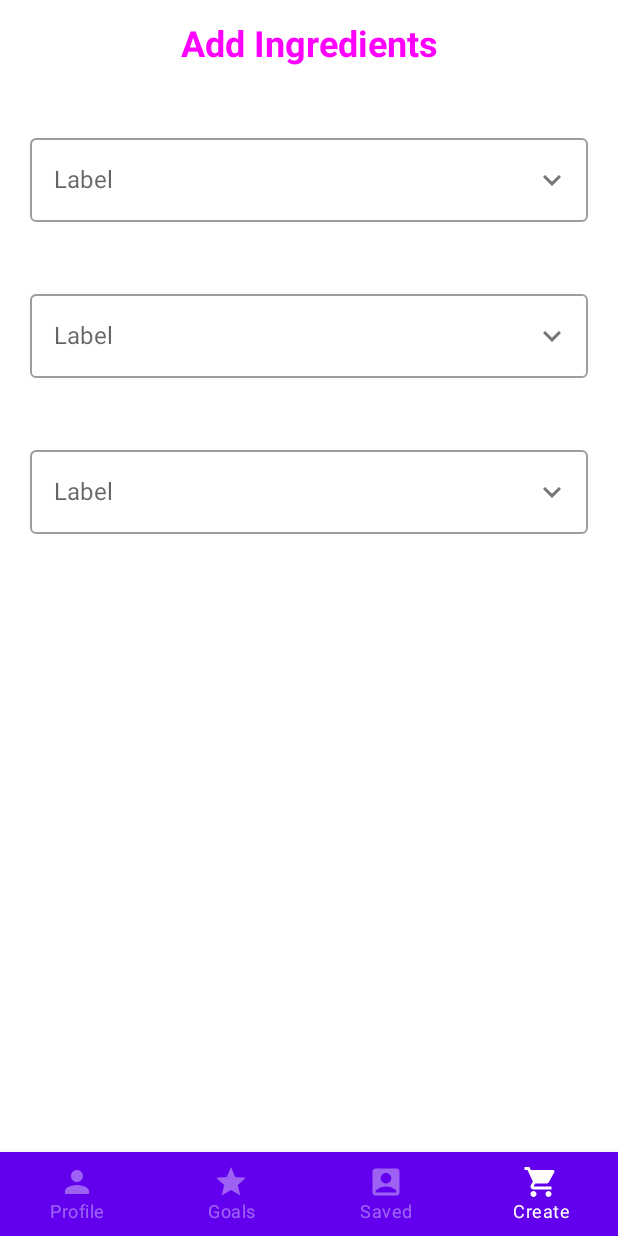
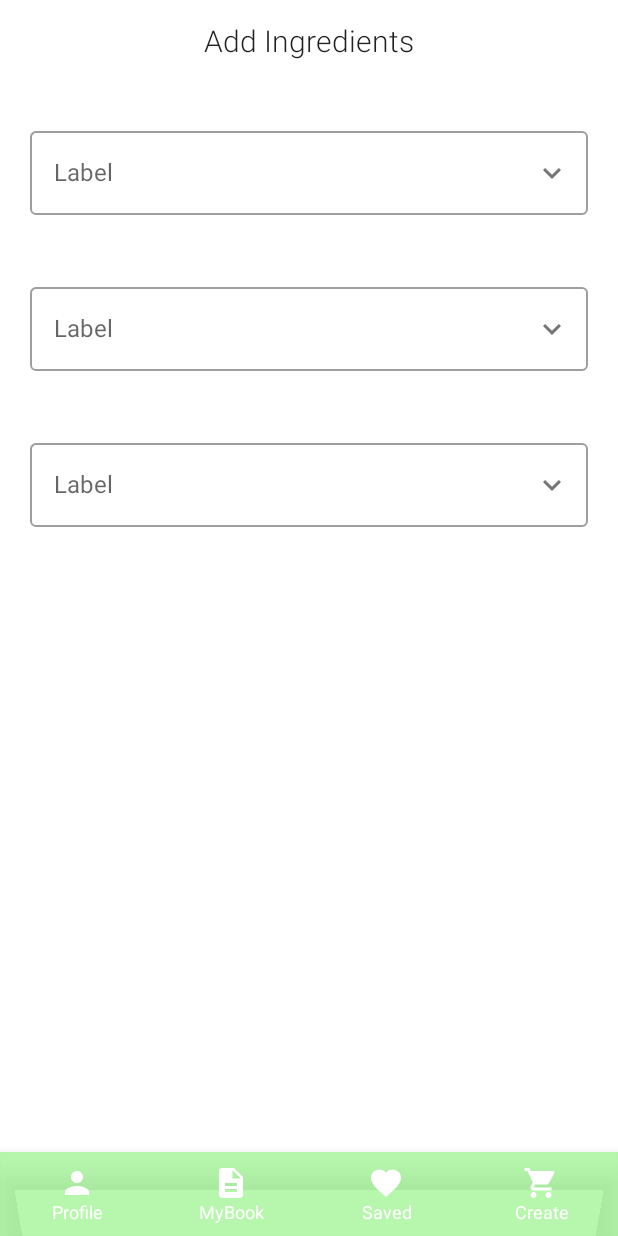
Before and after one commit to aishvelu/Toasty, an Android app built with Jetpack Compose: the screen it shows after launch (MainActivity), item 4 of the bottom bar chosen, on a phone screen of 412 x 824 dp. Run offline under Robolectric (Android 15) with nearby library versions, the phone set to English and light mode, and no system bars; our stand-ins replace Firebase (no records; nobody signed in at launch, a user with empty details on screens opened directly), Picasso; pictures from the network do not load; 1 statement that could not run was skipped.

Commit message:
Added Design Elements

```diff
--- a/app/src/main/java/com/example/mealapp/BottomBarScreen.kt
+++ b/app/src/main/java/com/example/mealapp/BottomBarScreen.kt
@@ -16,14 +16,14 @@ sealed class BottomBarScreen(
         icon = Icons.Default.Person
     )
     object Goals : BottomBarScreen(
-        route = "goals",
-        title = "Goals",
-        icon = Icons.Default.Star
+        route = "MyBook",
+        title = "MyBook",
+        icon = Icons.Filled.Description
     )
     object Saved : BottomBarScreen(
         route = "saved",
         title = "Saved",
-        icon = Icons.Default.AccountBox
+        icon = Icons.Filled.Favorite
     )
     object Create : BottomBarScreen(
         route = "create",
--- a/app/src/main/java/com/example/mealapp/MainActivity.kt
+++ b/app/src/main/java/com/example/mealapp/MainActivity.kt
@@ -26,7 +26,7 @@ class MainActivity : ComponentActivity() {
                 // A surface container using the 'background' color from the theme
                 Surface(
                     modifier = Modifier.fillMaxSize(),
-                    color = MaterialTheme.colors.background
+                    color = MaterialTheme.colors.primaryVariant
                 ) {
                     MainScreen(auth)
                 }
--- a/app/src/main/java/com/example/mealapp/MainScreen.kt
+++ b/app/src/main/java/com/example/mealapp/MainScreen.kt
@@ -5,6 +5,7 @@ import androidx.compose.foundation.layout.RowScope
 import androidx.compose.material.*
 import androidx.compose.runtime.Composable
 import androidx.compose.runtime.getValue
+import androidx.compose.ui.graphics.Color
 import androidx.navigation.NavDestination
 import androidx.navigation.NavDestination.Companion.hierarchy
 import androidx.navigation.NavGraph.Companion.findStartDestination
@@ -67,7 +68,7 @@ fun RowScope.AddItem(
         selected = currentDestination?.hierarchy?.any {
             it.route == screen.route
         } == true,
-        unselectedContentColor = LocalContentColor.current.copy(alpha = ContentAlpha.disabled),
+        unselectedContentColor = Color.White,
         onClick = { if (screen is BottomBarScreen.Goals) {
             navController.navigate("${screen.route}/${User.emailAddress}") {
                 popUpTo(navController.graph.findStartDestination().id)
--- a/app/src/main/java/com/example/mealapp/screens/Create.kt
+++ b/app/src/main/java/com/example/mealapp/screens/Create.kt
@@ -58,9 +58,9 @@ fun CreateScreen() {
         Text(
             text = "Add Ingredients",
             modifier = Modifier.padding(16.dp),
-            fontSize = 24.sp,
-            fontWeight = FontWeight.Bold,
-            color = Color.Magenta
+            //fontSize = 24.sp,
+            //fontWeight = FontWeight.Bold,
+            style = MaterialTheme.typography.h3
         )
         Ingredients()
     }
--- a/app/src/main/java/com/example/mealapp/screens/Goals.kt
+++ b/app/src/main/java/com/example/mealapp/screens/Goals.kt
@@ -9,6 +9,7 @@ import androidx.compose.foundation.shape.RoundedCornerShape
 import androidx.compose.material.*
 import androidx.compose.runtime.*
 import androidx.compose.runtime.snapshots.SnapshotStateList
+import androidx.compose.ui.Alignment
 import androidx.compose.ui.Modifier
 import androidx.compose.ui.platform.LocalContext
 import androidx.compose.ui.text.input.TextFieldValue
@@ -35,8 +36,16 @@ fun RecipeForm(userId: String?) {
     Column(
         modifier = Modifier
             .fillMaxWidth()
-            .padding(8.dp)
+            .padding(8.dp),
+        horizontalAlignment = Alignment.CenterHorizontally,
+        verticalArrangement = Arrangement.Top,
     ) {
+        Text(
+            text = "My Content",
+            style = MaterialTheme.typography.h3,
+            modifier = Modifier
+                .padding(top = 16.dp)
+        )
         DetailInput(fieldValue = titleValue, label = "Title")
         DetailInput(fieldValue = ingredientsValue, label = "Ingredients", singleLine = false)
         DetailInput(fieldValue = processValue, label = "Process", singleLine = false)
@@ -99,6 +108,7 @@ fun RecipeListItem(recipe: Recipe) {
     Card(
         modifier = Modifier.padding(end = 8.dp),
         shape = RoundedCornerShape(4.dp),
+        backgroundColor = MaterialTheme.colors.secondaryVariant,
         elevation = 2.dp
     ) {
         Column(
--- a/app/src/main/java/com/example/mealapp/screens/Profile.kt
+++ b/app/src/main/java/com/example/mealapp/screens/Profile.kt
@@ -17,6 +17,7 @@ import androidx.compose.ui.Alignment
 import androidx.compose.ui.Modifier
 import androidx.compose.ui.focus.FocusDirection
 import androidx.compose.ui.graphics.Color
+import androidx.compose.ui.platform.LocalContext
 import androidx.compose.ui.platform.LocalFocusManager
 import androidx.compose.ui.text.font.FontFamily
 import androidx.compose.ui.text.font.FontStyle
@@ -25,6 +26,7 @@ import androidx.compose.ui.text.input.ImeAction
 import androidx.compose.ui.text.input.KeyboardType
 import androidx.compose.ui.text.input.PasswordVisualTransformation
 import androidx.compose.ui.text.input.VisualTransformation
+import androidx.compose.ui.text.style.TextAlign
 import androidx.compose.ui.tooling.preview.Preview
 import androidx.compose.ui.unit.dp
 import androidx.compose.ui.unit.sp
@@ -43,36 +45,43 @@ fun ProfileScreen(auth: FirebaseAuth, navController: NavHostController) {
 
 @Composable
 fun LoginScreen(auth: FirebaseAuth, navController: NavHostController, ) {
+    val context = LocalContext.current
     val focusManager = LocalFocusManager.current
     var email by remember { mutableStateOf("") }
     var password by remember { mutableStateOf("") }
     val isEmailValid by derivedStateOf{ Patterns.EMAIL_ADDRESS.matcher(email).matches()}
     val isPasswordValid by derivedStateOf { password.length > 7 }
     var isPasswordVisible by remember { mutableStateOf(false)}
-    //var isLoginSuccessful by remember { mutableStateOf(false)}
+    var isSignInSuccess by remember { mutableStateOf(false)}
     var isLoginFail by remember { mutableStateOf(false)}
     Column(
         modifier = Modifier
-            .background(color = Color.LightGray)
+            .background(color = Color.White)
             .fillMaxSize(),
         horizontalAlignment = Alignment.CenterHorizontally,
         verticalArrangement = Arrangement.Top,
-    ){
+    ) {
+        Column(
+            modifier = Modifier
+                .background(color = MaterialTheme.colors.primary)
+                .requiredSize(width = 600.dp, height = 75.dp),
+            horizontalAlignment = Alignment.CenterHorizontally,
+        ){
         Text(
-            text = "Welcome to RecipePad!",
-            fontFamily = FontFamily.Companion.SansSerif,
-            fontWeight = FontWeight.Bold,
-            fontStyle = FontStyle.Italic,
-            fontSize = 32.sp,
-            modifier = Modifier.padding(top = 16.dp)
+            text = "Welcome to Toasty!",
+            style = MaterialTheme.typography.h1,
+            modifier = Modifier
+                .padding(top = 16.dp)
         )
+    }
         Spacer (modifier = Modifier.padding(24.dp))
         Card(
             modifier = Modifier
                 .fillMaxWidth()
                 .padding(horizontal = 8.dp),
+            backgroundColor = MaterialTheme.colors.secondary,
             shape = RoundedCornerShape(16.dp),
-            border = BorderStroke(1.dp, Color.Black)
+            border = BorderStroke(1.dp, Color.White)
         ){
             Column(
                 horizontalAlignment = Alignment.CenterHorizontally,
@@ -80,6 +89,7 @@ fun LoginScreen(auth: FirebaseAuth, navController: NavHostController, ) {
                 modifier = Modifier.padding(all = 10.dp)
             ){
                 OutlinedTextField(
+                    textStyle = MaterialTheme.typography.body1,
                     value = email,
                     onValueChange = {email = it},
                     label = {Text("Email Address")},
@@ -104,6 +114,7 @@ fun LoginScreen(auth: FirebaseAuth, navController: NavHostController, ) {
                     }
                 )
                 OutlinedTextField(
+                    textStyle = MaterialTheme.typography.body1,
                     value = password,
                     onValueChange = {password = it},
                     label = {Text("Password")},
@@ -134,9 +145,11 @@ fun LoginScreen(auth: FirebaseAuth, navController: NavHostController, ) {
                                              User.emailAddress = email
                                              navController.navigate("${BottomBarScreen.Goals.route}/$email")
                                              //isLoginSuccessful = true
+                                             isSignInSuccess = false
                                              isLoginFail = false
                                          }
                                          else{
+                                             isSignInSuccess = false
                                              isLoginFail = true
                                              //isLoginSuccessful = false
                                          }
@@ -144,13 +157,14 @@ fun LoginScreen(auth: FirebaseAuth, navController: NavHostController, ) {
                 },
                     enabled = isEmailValid && isPasswordValid,
                     modifier = Modifier.fillMaxWidth(),
-                    colors = ButtonDefaults.buttonColors(backgroundColor = Color.Red)
+                    colors = ButtonDefaults.buttonColors(backgroundColor = MaterialTheme.colors.secondaryVariant)
                 ){
                     Text(
                         text = "Log in",
+                        style = MaterialTheme.typography.body1,
                         fontWeight = FontWeight.Bold,
                         color = Color.Black,
-                        fontSize = 16.sp,
+                        //fontSize = 16.sp,
                     )
                 }
             }
@@ -158,23 +172,38 @@ fun LoginScreen(auth: FirebaseAuth, navController: NavHostController, ) {
         Row(horizontalArrangement = Arrangement.End,
             modifier = Modifier.fillMaxWidth()
         ){
-            Button(onClick = {},
+            Button(onClick = {
+                auth.createUserWithEmailAndPassword(email, password).addOnCompleteListener { it ->
+                    if (it.isSuccessful) {
+                        //Registration OK
+                        val firebaseUser = auth.currentUser!!
+                    } else {
+                        //Registration error
+                    }
+                }
+            },
                 enabled = true,
                 modifier = Modifier
                     .fillMaxWidth()
                     .padding(all = 16.dp),
-                colors = ButtonDefaults.buttonColors(backgroundColor = Color.White)
+                colors = ButtonDefaults.buttonColors(backgroundColor = MaterialTheme.colors.primaryVariant)
             ){
                 Text(
                     text = "Register",
+                    style = MaterialTheme.typography.body1,
                     fontWeight = FontWeight.Bold,
                     color = Color.Black,
-                    fontSize = 16.sp,
+                    //fontSize = 16.sp,
                 )
             }
         }
         if (isLoginFail){
             logInFail()
+        }
+        else{
+        }
+        if (isSignInSuccess){
+            signedUp(email)
         }
         else{
         }
@@ -184,7 +213,7 @@ fun LoginScreen(auth: FirebaseAuth, navController: NavHostController, ) {
 fun logInFail() {
     Column(
         modifier = Modifier
-            .background(color = Color.LightGray)
+            .background(color = Color.White)
             .fillMaxSize(),
         horizontalAlignment = Alignment.CenterHorizontally,
         verticalArrangement = Arrangement.Top,
@@ -192,6 +221,26 @@ fun logInFail() {
         Text(
             text = "Invalid email or password.",
             color = Color.Red,
+            fontFamily = FontFamily.Companion.SansSerif,
+            fontWeight = FontWeight.Bold,
+            fontStyle = FontStyle.Italic,
+            fontSize = 22.sp,
+            modifier = Modifier.padding(top = 16.dp)
+        )
+    }
+}
+@Composable
+fun signedUp(user: String?) {
+    Column(
+        modifier = Modifier
+            .background(color = Color.White)
+            .fillMaxSize(),
+        horizontalAlignment = Alignment.CenterHorizontally,
+        verticalArrangement = Arrangement.Top,
+    ) {
+        Text(
+            text = "You are signed up as $user! Please login.",
+            color = Color.Black,
             fontFamily = FontFamily.Companion.SansSerif,
             fontWeight = FontWeight.Bold,
             fontStyle = FontStyle.Italic,
--- a/app/src/main/java/com/example/mealapp/ui/theme/Color.kt
+++ b/app/src/main/java/com/example/mealapp/ui/theme/Color.kt
@@ -6,3 +6,8 @@ val Purple200 = Color(0xFFBB86FC)
 val Purple500 = Color(0xFF6200EE)
 val Purple700 = Color(0xFF3700B3)
 val Teal200 = Color(0xFF03DAC5)
+// My Colors
+val Blue1 = Color(0xBB9DC8F2)
+val Green1 = Color(0xBB9DF48F)
+val Peach1 = Color(0xCCF9D47B)
+val Peach2 = Color(0xAAF9D47B)
--- a/app/src/main/java/com/example/mealapp/ui/theme/Theme.kt
+++ b/app/src/main/java/com/example/mealapp/ui/theme/Theme.kt
@@ -7,15 +7,18 @@ import androidx.compose.material.lightColors
 import androidx.compose.runtime.Composable
 
 private val DarkColorPalette = darkColors(
-    primary = Purple200,
-    primaryVariant = Purple700,
-    secondary = Teal200
-)
+    primary = Green1,
+    primaryVariant = Blue1,
+    secondary = Peach1,
+    secondaryVariant = Peach2,
+
+    )
 
 private val LightColorPalette = lightColors(
-    primary = Purple500,
-    primaryVariant = Purple700,
-    secondary = Teal200
+    primary = Green1,
+    primaryVariant = Blue1,
+    secondary = Peach1,
+    secondaryVariant = Peach2,
 
     /* Other default colors to override
     background = Color.White,
@@ -37,7 +40,7 @@ fun MealAppTheme(darkTheme: Boolean = isSystemInDarkTheme(), content: @Composabl
 
     MaterialTheme(
         colors = colors,
-        typography = Typography,
+        typography = ChilankaTypography,
         shapes = Shapes,
         content = content
     )
--- a/app/src/main/java/com/example/mealapp/ui/theme/Type.kt
+++ b/app/src/main/java/com/example/mealapp/ui/theme/Type.kt
@@ -2,10 +2,47 @@ package com.example.mealapp.ui.theme
 
 import androidx.compose.material.Typography
 import androidx.compose.ui.text.TextStyle
+import androidx.compose.ui.text.font.Font
 import androidx.compose.ui.text.font.FontFamily
 import androidx.compose.ui.text.font.FontWeight
 import androidx.compose.ui.unit.sp
+import com.example.mealapp.R
 
+private val Chilanka = FontFamily(
+    Font(R.font.chilanka_regular, FontWeight.W400)
+)
+val  ChilankaTypography = Typography(
+    h1 = TextStyle(
+        fontFamily = FontFamily.Default,
+        fontWeight = FontWeight.W500,
+        fontSize = 30.sp
+    ),
+    h2 = TextStyle(
+        fontFamily = FontFamily.Default,
+        fontWeight = FontWeight.W400,
+        fontSize = 24.sp
+    ),
+    h3 = TextStyle(
+        fontFamily = FontFamily.Default,
+        fontWeight = FontWeight.W300,
+        fontSize = 20.sp
+    ),
+    body1 = TextStyle(
+        fontFamily = FontFamily.Default,
+        fontWeight = FontWeight.W400,
+        fontSize = 16.sp
+    ),
+    button = TextStyle(
+        fontFamily = FontFamily.Default,
+        fontWeight = FontWeight.W500,
+        fontSize = 14.sp
+),
+    caption = TextStyle(
+        fontFamily = FontFamily.Default,
+        fontWeight = FontWeight.Normal,
+        fontSize = 12.sp
+)
+)
 // Set of Material typography styles to start with
 val Typography = Typography(
 body1 = TextStyle(
```
Also changed, not shown: app/src/main/res/font/chilanka_regular.ttf (added). Lines whose indentation alone changed are shown as unchanged.
